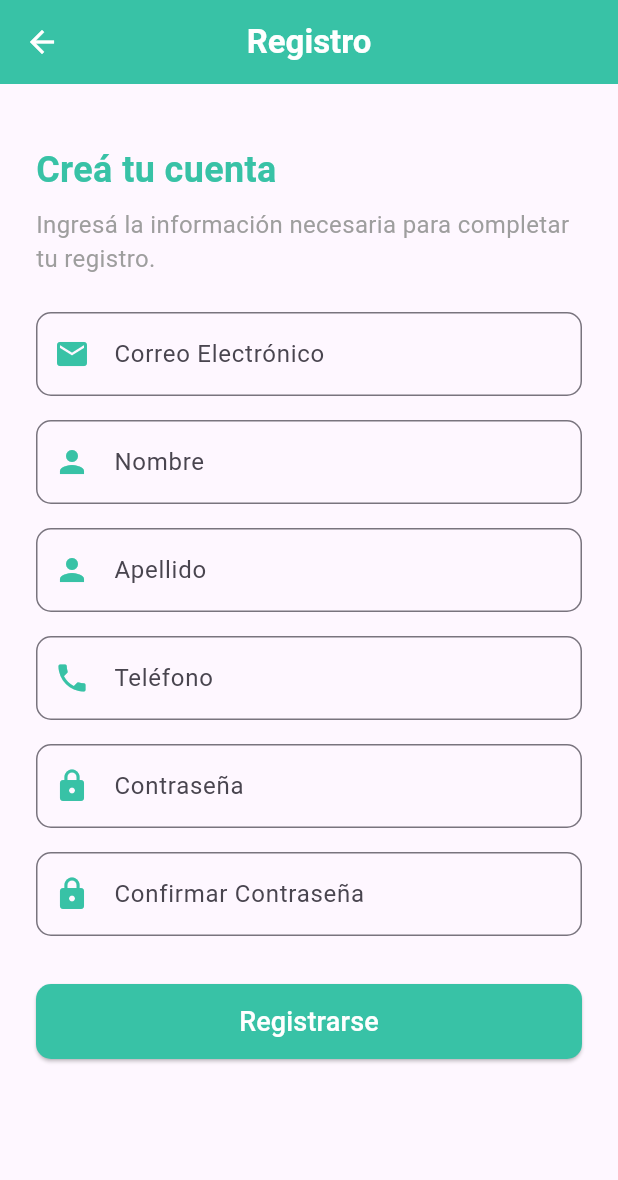
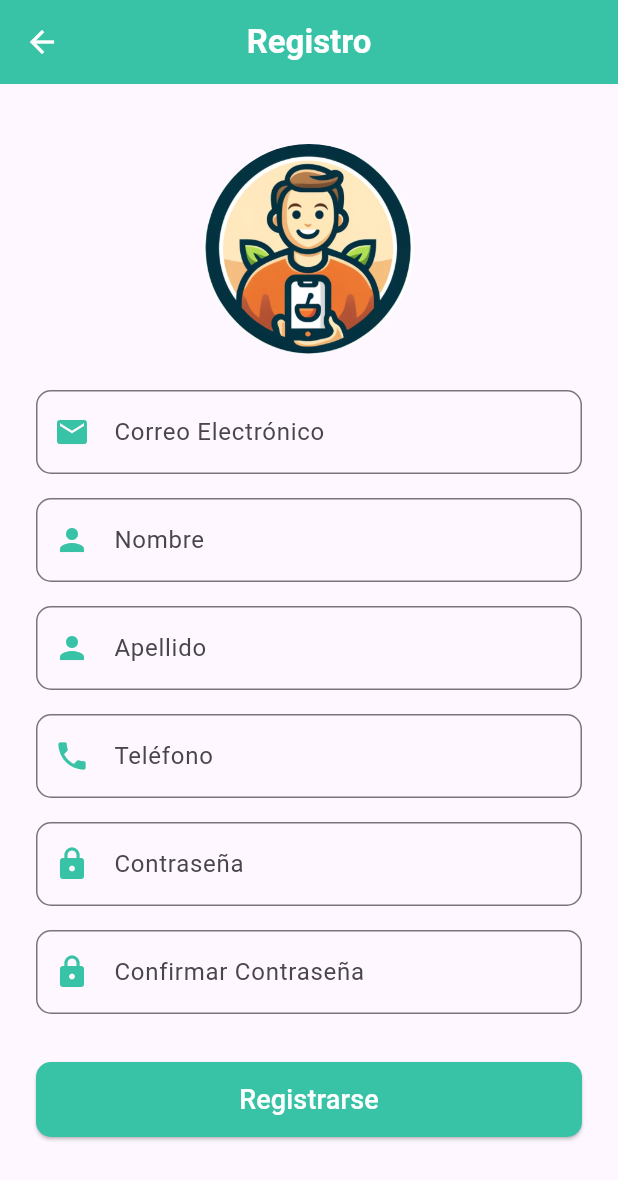
Before and after one commit to Leticia-PenhaG/FrontendLomiChef, a Flutter app: the RegisterPage screen opened by its route, on a phone screen of 412 x 824 dp. Shown: the top 1180 px of the screen. Run offline on Flutter 3.47's test engine with Material 3 defaults, Android fonts, the phone set to English and light mode, and no system bars; our stand-ins replace shared_preferences; accounts and stored records are empty.

Commit message:
se agrega imagen de avatar en el formulario de registro, wip

```diff
--- a/lib/src/pages/register/register_page.dart
+++ b/lib/src/pages/register/register_page.dart
@@ -52,7 +52,7 @@ class _RegisterPageState extends State<RegisterPage> {
               crossAxisAlignment: CrossAxisAlignment.start,
               children: [
                 const SizedBox(height: 16),
-                const Text(
+                /*const Text(
                   'Creá tu cuenta',
                   style: TextStyle(
                       fontSize: 24,
@@ -64,8 +64,9 @@ class _RegisterPageState extends State<RegisterPage> {
                   'Ingresá la información necesaria para completar tu registro.',
                   style: TextStyle(fontSize: 16, color: Colors.grey),
                 ),
+                const SizedBox(height: 24),*/
+                Center(child: _imageUser()),
                 const SizedBox(height: 24),
-
                 // Campos de texto
                 _buildTextField(
                   controller: _controllerRegister.emailController,
@@ -150,6 +151,17 @@ class _RegisterPageState extends State<RegisterPage> {
     );
   }
 
+  Widget _imageUser() {
+    return GestureDetector(
+      onTap: _controllerRegister.showAlertDialog,
+      child: CircleAvatar(
+        backgroundImage: AssetImage('assets/img/client.png'),
+        radius: 70,
+        backgroundColor: Colors.grey[200],
+      ),
+    );
+  }
+
   // Método para construir un TextField personalizado
   Widget _buildTextField({
     required TextEditingController controller,
--- a/pubspec.yaml
+++ b/pubspec.yaml
@@ -32,6 +32,7 @@ dependencies:
     sdk: flutter
   http: ^1.3.0
   shared_preferences: ^2.4.0
+  image_picker: ^1.1.2
 
 
   # The following adds the Cupertino Icons font to your application.
```
Also changed, not shown: lib/src/pages/register/register_controller.dart (+20 -1 lines), assets/img/client.png, pubspec.lock.
